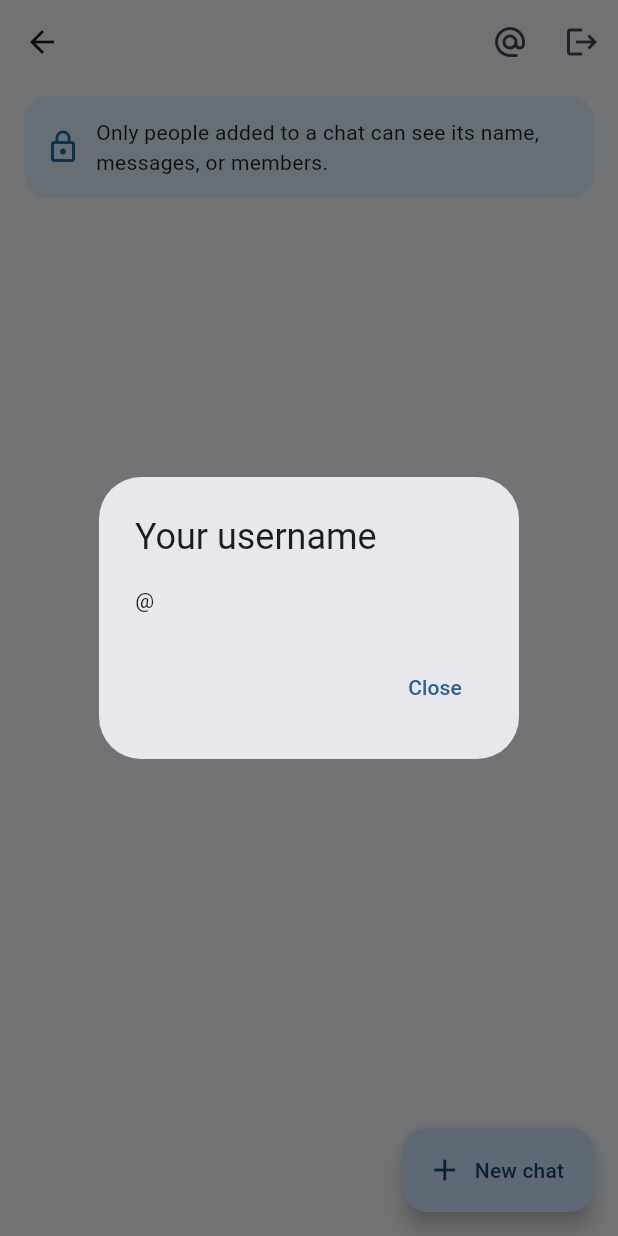
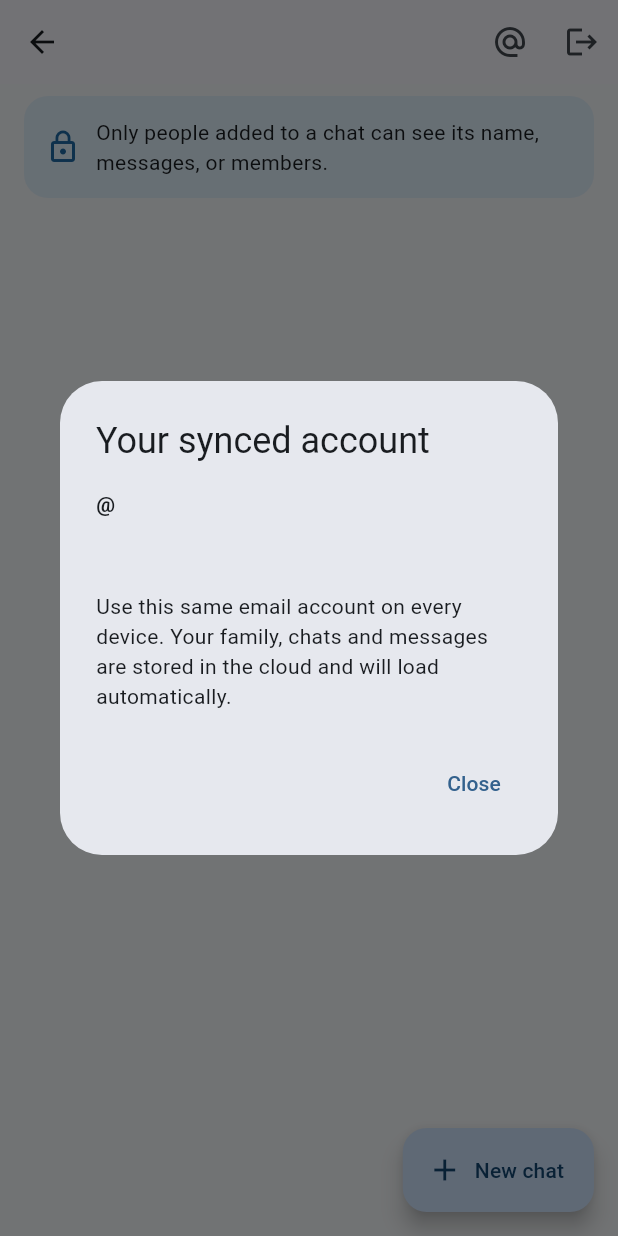
Before and after one commit to ijalali347-crypto/ourfamilyapp, a Flutter app: the _ChatListScreen screen opened directly with empty values, after a tap on the "alternate email" icon, on a phone screen of 412 x 824 dp. Run offline on Flutter 3.47's test engine with Material 3 defaults, Android fonts, the phone set to English and light mode, and no system bars; our stand-ins replace audioplayers, cloud_firestore, firebase_auth, firebase_core, supabase_flutter; missing offline and left inert: dart:html, record; accounts and stored records are empty; statements that could not run were skipped.

Commit message:
Clarify and enforce cross-device account sync

```diff
--- a/lib/family_home.dart
+++ b/lib/family_home.dart
@@ -30,7 +30,14 @@ class _FamilyGate extends StatelessWidget {
         if (snapshot.connectionState == ConnectionState.waiting) return const Scaffold(body: Center(child: CircularProgressIndicator()));
         if (snapshot.hasError) return _ErrorScreen(message: snapshot.error.toString());
         if (!(snapshot.data?.exists ?? false)) return _ChooseUsername(user: user);
+        final profile = snapshot.data!.data() ?? const <String, dynamic>{};
+        final profileUid = profile['uid'] as String?;
+        if (profileUid != user.uid) {
+          return const _ErrorScreen(message: 'This account profile does not match the signed-in account. Please sign out and sign in again.');
+        }
         return StreamBuilder<QuerySnapshot<Map<String, dynamic>>>(
+          // All devices signed in to this Firebase account use the same UID,
+          // so they subscribe to the same cloud family/chat data.
           stream: FirebaseFirestore.instance.collection('families').where('memberIds', arrayContains: user.uid).snapshots(),
           builder: (context, familySnapshot) {
             if (familySnapshot.connectionState == ConnectionState.waiting) return const Scaffold(body: Center(child: CircularProgressIndicator()));
@@ -201,7 +208,25 @@ class _ChatListScreen extends StatelessWidget {
     final profile = await FirebaseFirestore.instance.collection('users').doc(user.uid).get();
     if (!context.mounted) return;
     final username = profile.data()?['username'] as String? ?? 'Not set';
-    showDialog<void>(context: context, builder: (context) => AlertDialog(title: const Text('Your username'), content: SelectableText('@$username'), actions: [TextButton(onPressed: () => Navigator.pop(context), child: const Text('Close'))]));
+    final email = user.email ?? 'No email';
+    showDialog<void>(
+      context: context,
+      builder: (context) => AlertDialog(
+        title: const Text('Your synced account'),
+        content: Column(
+          mainAxisSize: MainAxisSize.min,
+          crossAxisAlignment: CrossAxisAlignment.start,
+          children: [
+            SelectableText('@$username', style: const TextStyle(fontWeight: FontWeight.bold)),
+            const SizedBox(height: 10),
+            SelectableText(email),
+            const SizedBox(height: 14),
+            const Text('Use this same email account on every device. Your family, chats and messages are stored in the cloud and will load automatically.'),
+          ],
+        ),
+        actions: [TextButton(onPressed: () => Navigator.pop(context), child: const Text('Close'))],
+      ),
+    );
   }
 
   Future<void> _addFamilyMember(BuildContext context) async {
```
